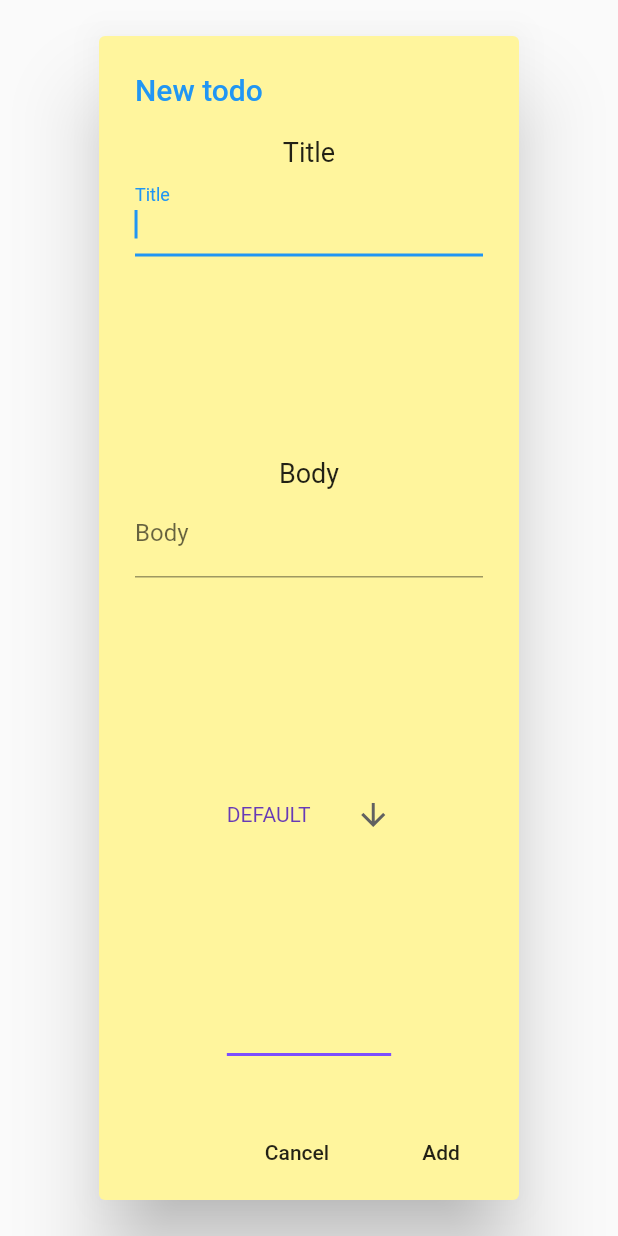
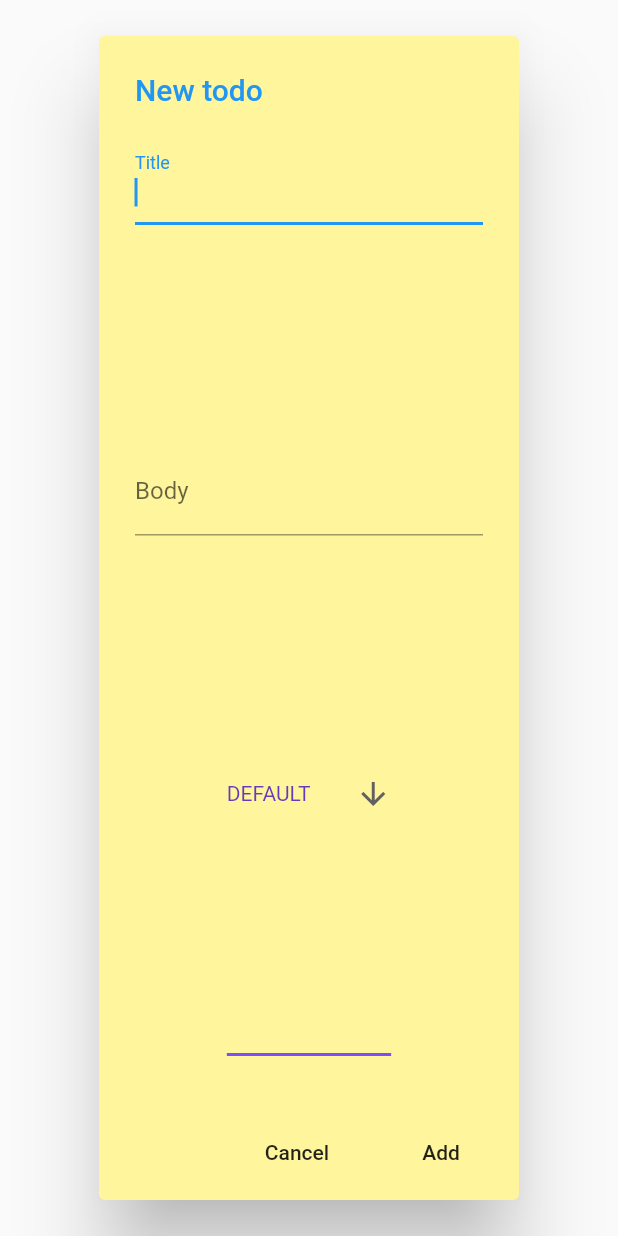
Before and after one commit to JeanPalacBr/To-do-list, a Flutter app: the NewTodoDialog widget shown alone on an empty page, opened directly, on a phone screen of 412 x 824 dp. Run offline on Flutter 3.47's test engine with Material 2 defaults, Android fonts, the phone set to English and light mode, and no system bars.

```diff
--- a/lib/pages/NewTodoDialog.dart
+++ b/lib/pages/NewTodoDialog.dart
@@ -24,14 +24,14 @@ class _NewTodoDialogState extends State<NewTodoDialog> {
       ),
       content: Column(
         children: <Widget>[
-          Text("Title", style: TextStyle(fontSize: 18.0)),
+
           Expanded(
               child: new TextField(
             autofocus: true,
             controller: controllerTitle,
             decoration: new InputDecoration(labelText: 'Title'),
           )),
-          Text("Body", style: TextStyle(fontSize: 18.0)),
+
           Expanded(
               child: new TextField(
             controller: controllerBody,
```
